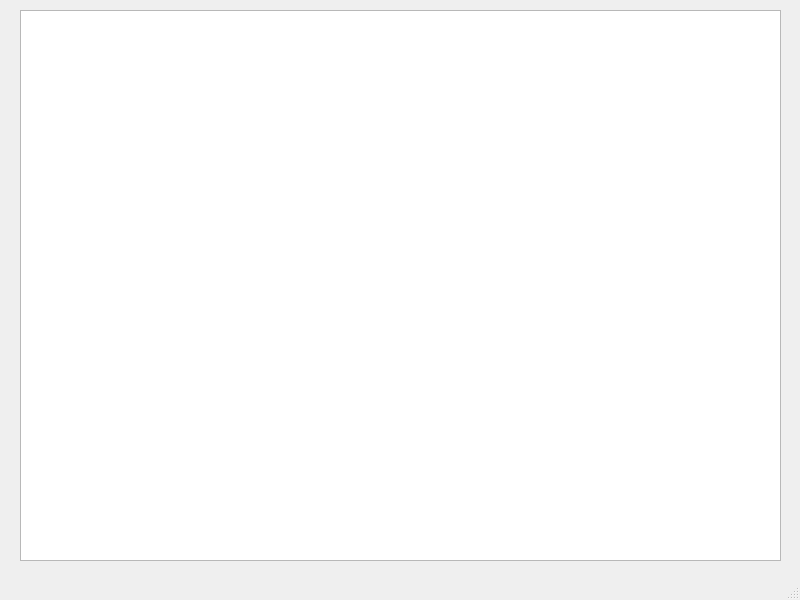
Old version of the form mainwindow.ui in the repository BondarevDV/qtDataBase_example.
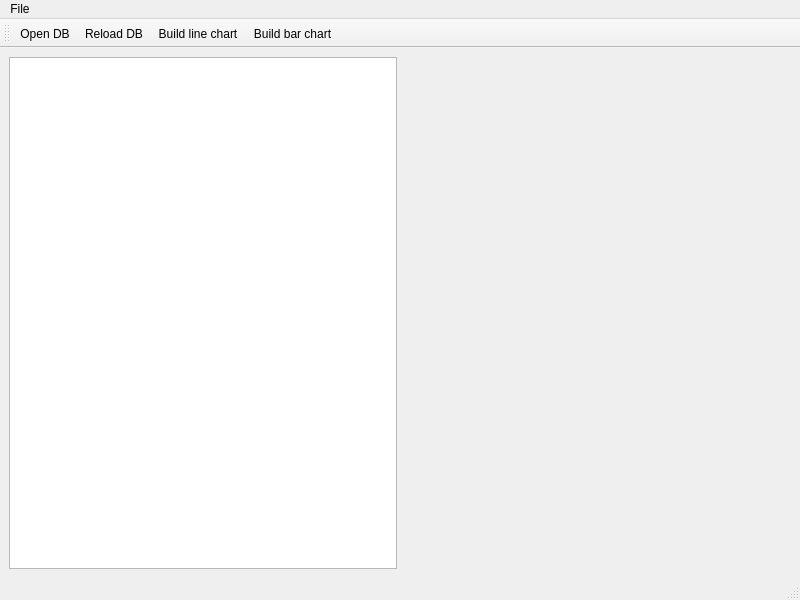
New version of the form. Icons and pictures are not drawn. Custom widgets are drawn as their Qt base class.

Commit message: + add toolbar, menu, dialog windows

The edit to the form file:
```diff
--- a/mainwindow.ui
+++ b/mainwindow.ui
@@ -10,20 +10,42 @@
     <height>600</height>
    </rect>
   </property>
+  <property name="sizePolicy">
+   <sizepolicy hsizetype="Fixed" vsizetype="Preferred">
+    <horstretch>0</horstretch>
+    <verstretch>0</verstretch>
+   </sizepolicy>
+  </property>
   <property name="windowTitle">
    <string>MainWindow</string>
   </property>
   <widget class="QWidget" name="centralwidget">
-   <widget class="QTableView" name="tableView">
-    <property name="geometry">
-     <rect>
-      <x>20</x>
-      <y>10</y>
-      <width>761</width>
-      <height>551</height>
-     </rect>
-    </property>
-   </widget>
+   <layout class="QHBoxLayout" name="horizontalLayout">
+    <item>
+     <layout class="QHBoxLayout" name="Hlayout">
+      <item>
+       <widget class="QTableView" name="tableView">
+        <property name="minimumSize">
+         <size>
+          <width>0</width>
+          <height>0</height>
+         </size>
+        </property>
+       </widget>
+      </item>
+      <item>
+       <widget class="QCustomPlot" name="widget" native="true">
+        <property name="sizePolicy">
+         <sizepolicy hsizetype="Expanding" vsizetype="Expanding">
+          <horstretch>0</horstretch>
+          <verstretch>0</verstretch>
+         </sizepolicy>
+        </property>
+       </widget>
+      </item>
+     </layout>
+    </item>
+   </layout>
   </widget>
   <widget class="QMenuBar" name="menubar">
    <property name="geometry">
@@ -34,9 +56,92 @@
      <height>22</height>
     </rect>
    </property>
+   <widget class="QMenu" name="menutest">
+    <property name="title">
+     <string>File</string>
+    </property>
+    <addaction name="ActionOpenDB"/>
+    <addaction name="ActionReload"/>
+    <addaction name="ActionLineChart"/>
+    <addaction name="ActionBuildBarChart"/>
+    <addaction name="actionchoose_table"/>
+   </widget>
+   <addaction name="menutest"/>
   </widget>
   <widget class="QStatusBar" name="statusbar"/>
+  <widget class="QToolBar" name="toolBar">
+   <property name="windowTitle">
+    <string>toolBar</string>
+   </property>
+   <attribute name="toolBarArea">
+    <enum>TopToolBarArea</enum>
+   </attribute>
+   <attribute name="toolBarBreak">
+    <bool>false</bool>
+   </attribute>
+   <addaction name="ActionOpenDB"/>
+   <addaction name="ActionReload"/>
+   <addaction name="ActionLineChart"/>
+   <addaction name="ActionBuildBarChart"/>
+  </widget>
+  <action name="ActionOpenDB">
+   <property name="icon">
+    <iconset resource="resource.qrc">
+     <normaloff>:/images/fileopen.png</normaloff>:/images/fileopen.png</iconset>
+   </property>
+   <property name="text">
+    <string>Open DB</string>
+   </property>
+  </action>
+  <action name="ActionReload">
+   <property name="icon">
+    <iconset resource="resource.qrc">
+     <normaloff>:/images/editredo.png</normaloff>:/images/editredo.png</iconset>
+   </property>
+   <property name="text">
+    <string>Reload DB</string>
+   </property>
+  </action>
+  <action name="ActionLineChart">
+   <property name="icon">
+    <iconset resource="resource.qrc">
+     <normaloff>:/images/chartlines.png</normaloff>:/images/chartlines.png</iconset>
+   </property>
+   <property name="text">
+    <string>Build line chart</string>
+   </property>
+   <property name="toolTip">
+    <string>Build line chart</string>
+   </property>
+  </action>
+  <action name="ActionBuildBarChart">
+   <property name="icon">
+    <iconset resource="resource.qrc">
+     <normaloff>:/images/Barchart.png</normaloff>:/images/Barchart.png</iconset>
+   </property>
+   <property name="text">
+    <string>Build bar chart</string>
+   </property>
+   <property name="toolTip">
+    <string>Build bar chart</string>
+   </property>
+  </action>
+  <action name="actionchoose_table">
+   <property name="text">
+    <string>Choose table</string>
+   </property>
+  </action>
  </widget>
- <resources/>
+ <customwidgets>
+  <customwidget>
+   <class>QCustomPlot</class>
+   <extends>QWidget</extends>
+   <header>qcustomplot.h</header>
+   <container>1</container>
+  </customwidget>
+ </customwidgets>
+ <resources>
+  <include location="resource.qrc"/>
+ </resources>
  <connections/>
 </ui>
```
The commit also changes 19 other files.
